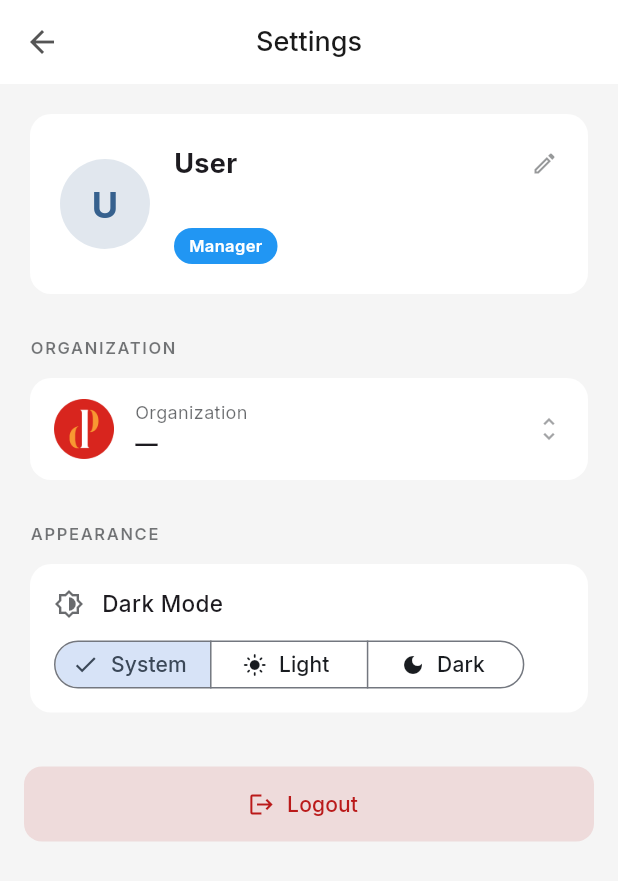
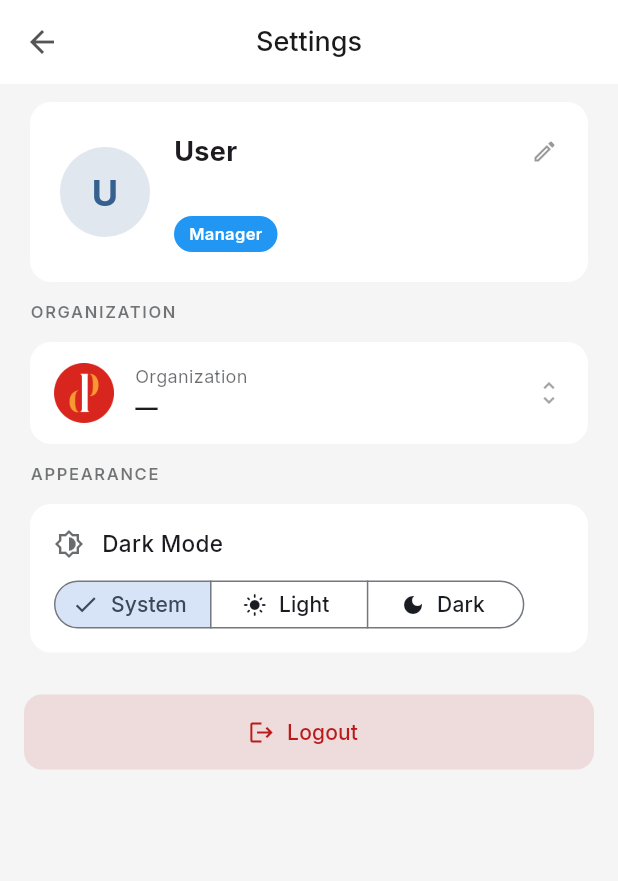
Before and after one commit to mishraanshika/divit_plast, a Flutter app: the SettingsScreen screen opened directly, on a phone screen of 412 x 824 dp. Shown: the top 881 px of the screen. Run offline on Flutter 3.47's test engine with Material 3 defaults, Android fonts, the phone set to English and light mode, and no system bars; our stand-ins replace firebase_auth, firebase_core, flutter_dotenv, google_fonts, google_sign_in, shared_preferences and 1 more; accounts and stored records are empty.

Commit message:
settings screen layout changes

```diff
--- a/lib/screens/settings_screen.dart
+++ b/lib/screens/settings_screen.dart
@@ -35,7 +35,7 @@ class _SettingsScreenState extends State<SettingsScreen> {
         title: const Text('Settings'),
       ),
       body: ListView(
-        padding: const EdgeInsets.symmetric(vertical: 16),
+        padding: const EdgeInsets.symmetric(vertical: 8),
         children: [
           // ── Profile Card ──────────────────────────────────────────
           Padding(
@@ -103,7 +103,7 @@ class _SettingsScreenState extends State<SettingsScreen> {
             ),
           ),
 
-          const SizedBox(height: 24),
+          const SizedBox(height: 8),
           _SectionHeader('Organization'),
           const SizedBox(height: 8),
 
@@ -164,7 +164,7 @@ class _SettingsScreenState extends State<SettingsScreen> {
             ),
           ),
 
-          const SizedBox(height: 24),
+          const SizedBox(height: 8),
           _SectionHeader('Appearance'),
           const SizedBox(height: 8),
 
@@ -222,7 +222,7 @@ class _SettingsScreenState extends State<SettingsScreen> {
           ),
 
           if (canManage) ...[
-            const SizedBox(height: 24),
+            const SizedBox(height: 8),
             _SectionHeader('Administration'),
             const SizedBox(height: 8),
 
@@ -271,7 +271,7 @@ class _SettingsScreenState extends State<SettingsScreen> {
             ),
           ],
 
-          const SizedBox(height: 32),
+          const SizedBox(height: 24),
 
           // ── Logout ───────────────────────────────────────────────
           Padding(
```
